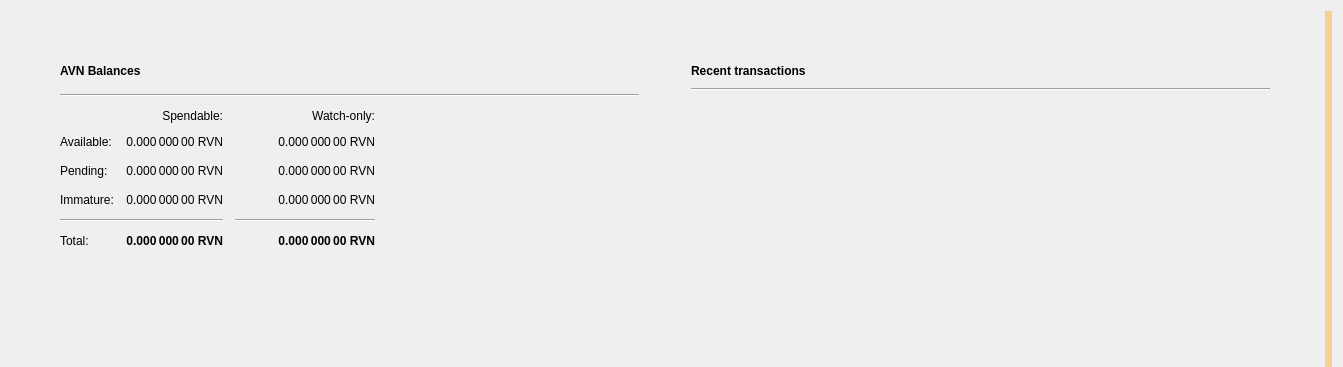
This is src/qt/forms/overviewpage.ui in AvianNetwork/Avian as Qt 5 draws it before an edit; both pictures show x 0 to 1343 and y 0 to 367 of the 1343 by 759 pixel window. The edited form follows.
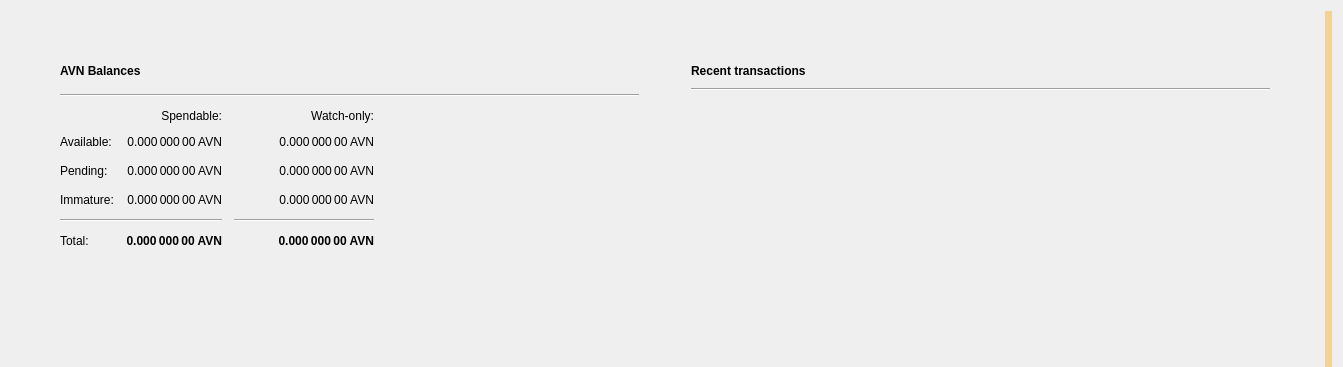
This is the edited form. Icons and pictures are not drawn.

Patch:
```diff
--- a/src/qt/forms/overviewpage.ui
+++ b/src/qt/forms/overviewpage.ui
@@ -173,7 +173,7 @@
                  <string>Mined balance in watch-only addresses that has not yet matured</string>
                 </property>
                 <property name="text">
-                 <string notr="true">0.000 000 00 RVN</string>
+                 <string notr="true">0.000 000 00 AVN</string>
                 </property>
                 <property name="alignment">
                  <set>Qt::AlignRight|Qt::AlignTrailing|Qt::AlignVCenter</set>
@@ -218,7 +218,7 @@
                  <string>Your current balance in watch-only addresses</string>
                 </property>
                 <property name="text">
-                 <string notr="true">0.000 000 00 RVN</string>
+                 <string notr="true">0.000 000 00 AVN</string>
                 </property>
                 <property name="alignment">
                  <set>Qt::AlignRight|Qt::AlignTrailing|Qt::AlignVCenter</set>
@@ -243,7 +243,7 @@
                  <string>Total of transactions that have yet to be confirmed, and do not yet count toward the spendable balance</string>
                 </property>
                 <property name="text">
-                 <string notr="true">0.000 000 00 RVN</string>
+                 <string notr="true">0.000 000 00 AVN</string>
                 </property>
                 <property name="alignment">
                  <set>Qt::AlignRight|Qt::AlignTrailing|Qt::AlignVCenter</set>
@@ -304,7 +304,7 @@
                  <string>Current total balance in watch-only addresses</string>
                 </property>
                 <property name="text">
-                 <string notr="true">0.000 000 00 RVN</string>
+                 <string notr="true">0.000 000 00 AVN</string>
                 </property>
                 <property name="alignment">
                  <set>Qt::AlignRight|Qt::AlignTrailing|Qt::AlignVCenter</set>
@@ -346,7 +346,7 @@
                  <string>Your current total balance</string>
                 </property>
                 <property name="text">
-                 <string notr="true">0.000 000 00 RVN</string>
+                 <string notr="true">0.000 000 00 AVN</string>
                 </property>
                 <property name="alignment">
                  <set>Qt::AlignRight|Qt::AlignTrailing|Qt::AlignVCenter</set>
@@ -371,7 +371,7 @@
                  <string>Your current spendable balance</string>
                 </property>
                 <property name="text">
-                 <string notr="true">0.000 000 00 RVN</string>
+                 <string notr="true">0.000 000 00 AVN</string>
                 </property>
                 <property name="alignment">
                  <set>Qt::AlignRight|Qt::AlignTrailing|Qt::AlignVCenter</set>
@@ -410,7 +410,7 @@
                  <string>Mined balance that has not yet matured</string>
                 </property>
                 <property name="text">
-                 <string notr="true">0.000 000 00 RVN</string>
+                 <string notr="true">0.000 000 00 AVN</string>
                 </property>
                 <property name="alignment">
                  <set>Qt::AlignRight|Qt::AlignTrailing|Qt::AlignVCenter</set>
@@ -435,7 +435,7 @@
                  <string>Unconfirmed transactions to watch-only addresses</string>
                 </property>
                 <property name="text">
-                 <string notr="true">0.000 000 00 RVN</string>
+                 <string notr="true">0.000 000 00 AVN</string>
                 </property>
                 <property name="alignment">
                  <set>Qt::AlignRight|Qt::AlignTrailing|Qt::AlignVCenter</set>
@@ -652,7 +652,7 @@
          <item>
           <widget class="QFrame" name="frame_2">
            <property name="sizePolicy">
-            <sizepolicy hsizetype="Preferred" vsizetype="Fixed">
+            <sizepolicy hsizetype="Preferred" vsizetype="Preferred">
              <horstretch>0</horstretch>
              <verstretch>0</verstretch>
             </sizepolicy>
```
Left out of the diff: 15 changed lines with no effect on the pictures.
